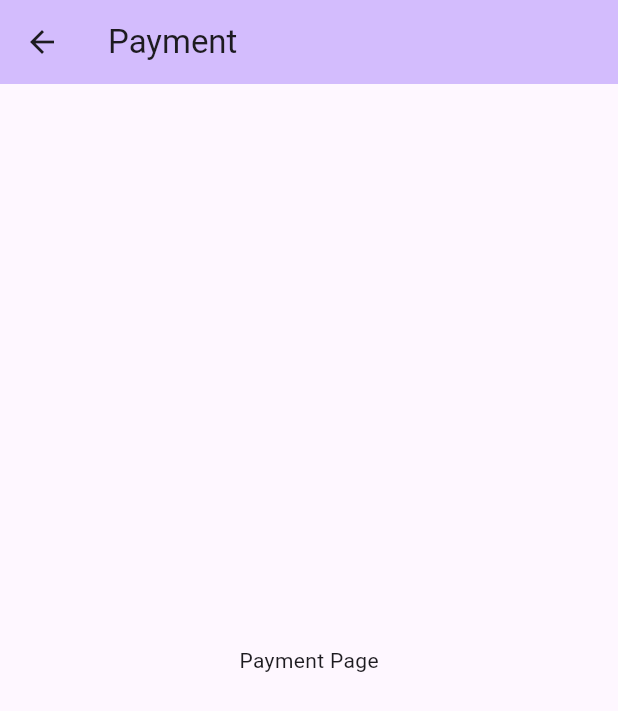
After one commit to grim13/pemrograman_mobile, a Flutter app: the PaymentScreen screen opened by its route, on a phone screen of 412 x 824 dp. The commit adds this screen. Shown: the top 711 px of the screen. Run offline on Flutter 3.47's test engine with Material 3 defaults, Android fonts, the phone set to English and light mode, and no system bars.

Commit message:
screen dan routes

```diff
--- /dev/null
+++ b/lib/screens/payment_screen.dart
@@ -0,0 +1,17 @@
+import 'package:flutter/material.dart';
+
+class PaymentScreen extends StatelessWidget {
+  static String routeName = '/payment';
+  const PaymentScreen({super.key});
+
+  @override
+  Widget build(BuildContext context) {
+    return Scaffold(
+      appBar: AppBar(
+        title: Text('Payment'),
+        backgroundColor: Theme.of(context).colorScheme.inversePrimary,
+      ),
+      body: Center(child: Text('Payment Page')),
+    );
+  }
+}
```
Also changed, not shown: lib/main.dart (+7 -8 lines), lib/screens/home_screen.dart (added, +20 -0 lines).
